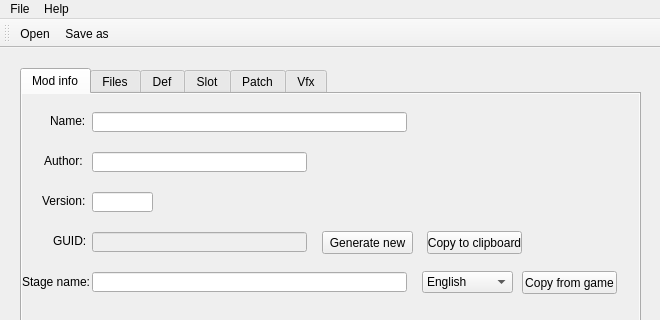
Above: mainwindow.ui from eterniti/xv2stacreat before the change; both pictures show x 0 to 660 and y 0 to 320 of the 660 by 540 pixel window. Below: the same form after it.
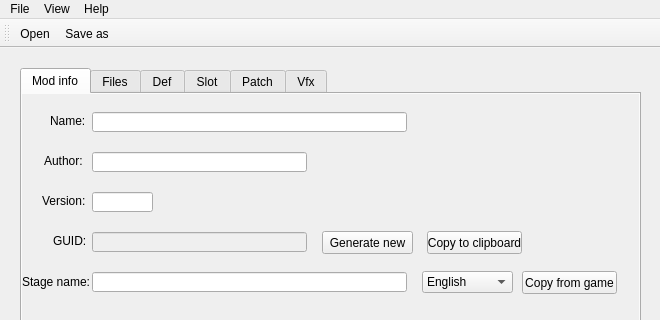
That is the form after the change.

Diff of the .ui file:
```diff
--- a/mainwindow.ui
+++ b/mainwindow.ui
@@ -1176,7 +1176,14 @@
     </property>
     <addaction name="actionAbout"/>
    </widget>
+   <widget class="QMenu" name="menuView">
+    <property name="title">
+     <string>View</string>
+    </property>
+    <addaction name="actionToggle_dark_mode"/>
+   </widget>
    <addaction name="menuFile"/>
+   <addaction name="menuView"/>
    <addaction name="menuHelp"/>
   </widget>
   <widget class="QToolBar" name="mainToolBar">
```
Left out of the diff: 5 changed lines with no effect on the pictures.
